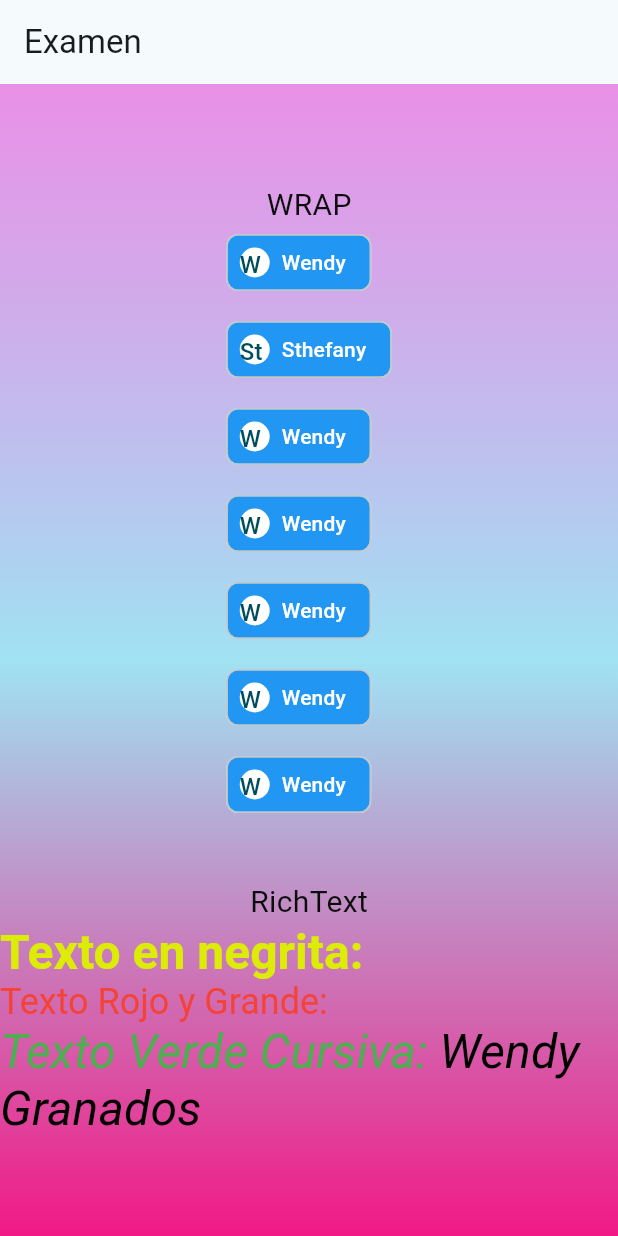
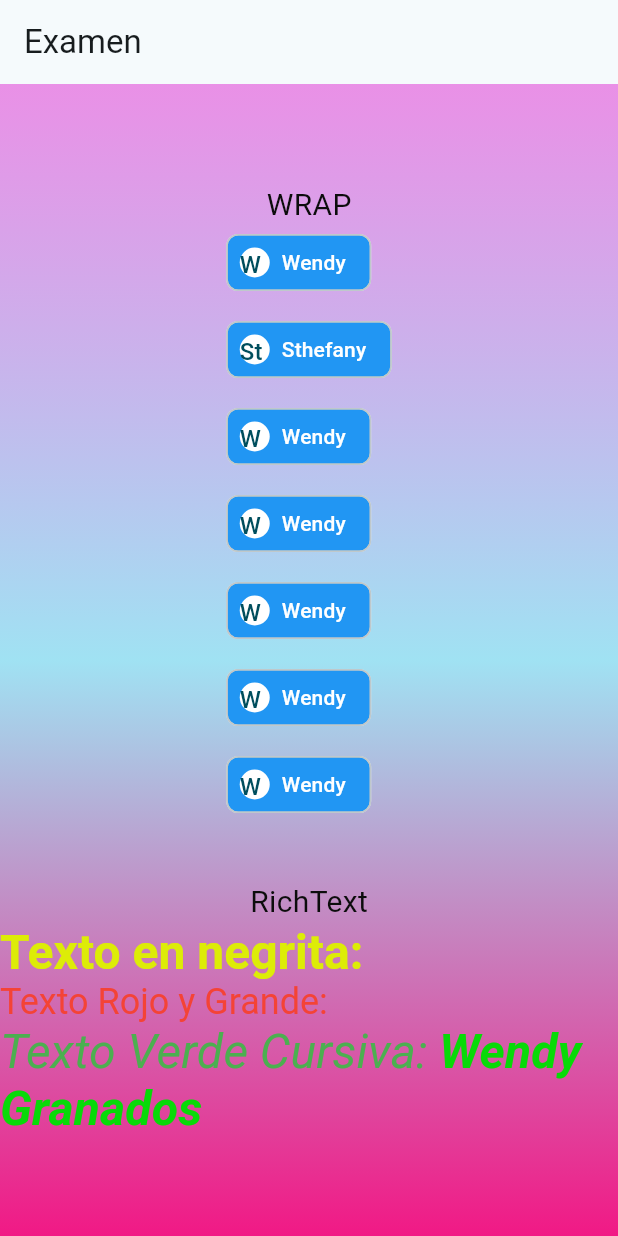
Before and after one commit to granadoshernandez/eval2_sis22, a Flutter app: the AcercaDe screen opened directly, on a phone screen of 412 x 824 dp. Run offline on Flutter 3.47's test engine with Material 2 defaults, Android fonts, the phone set to English and light mode, and no system bars; our stand-ins replace cloud_firestore, firebase_auth, firebase_core, quickalert; accounts and stored records are empty.

```diff
--- a/lib/pages/AcercaDe.dart
+++ b/lib/pages/AcercaDe.dart
@@ -86,8 +86,9 @@ class AcercaDe extends StatelessWidget {
                     TextSpan(
                         text: 'Wendy Granados',
                         style: TextStyle(
-                          color: Colors.black,
+                          color: Color.fromARGB(255, 8, 218, 8),
                           fontStyle: FontStyle.italic,
+                          fontWeight: FontWeight.bold,
                         )),
                   ],
                 ),
```
